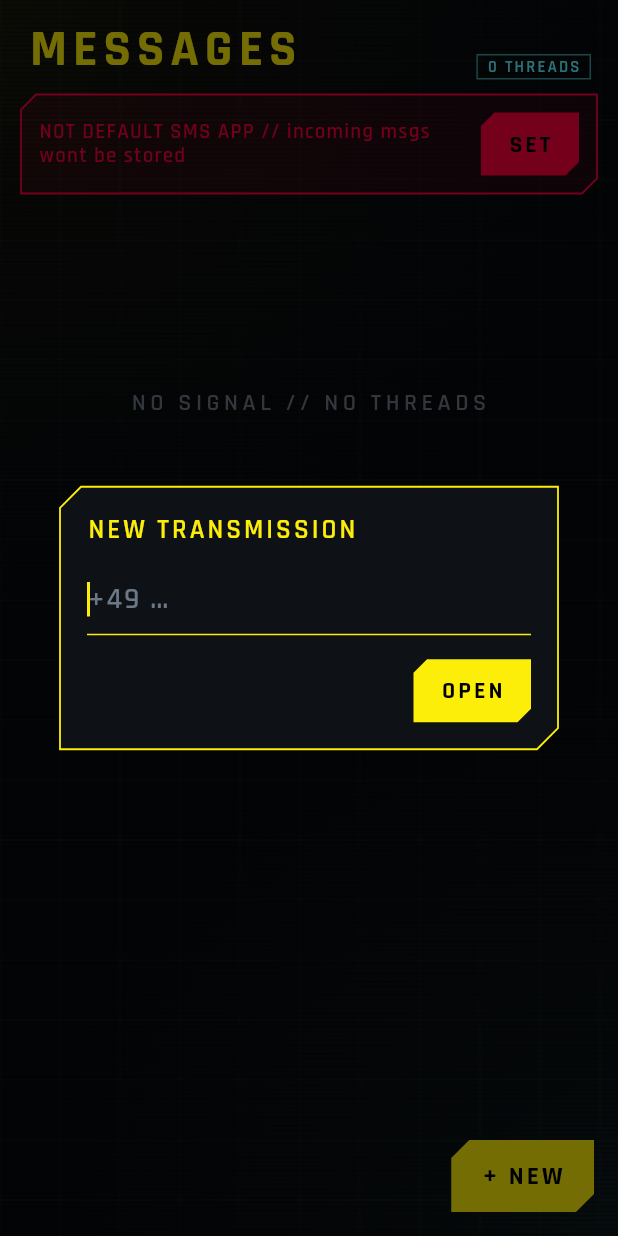
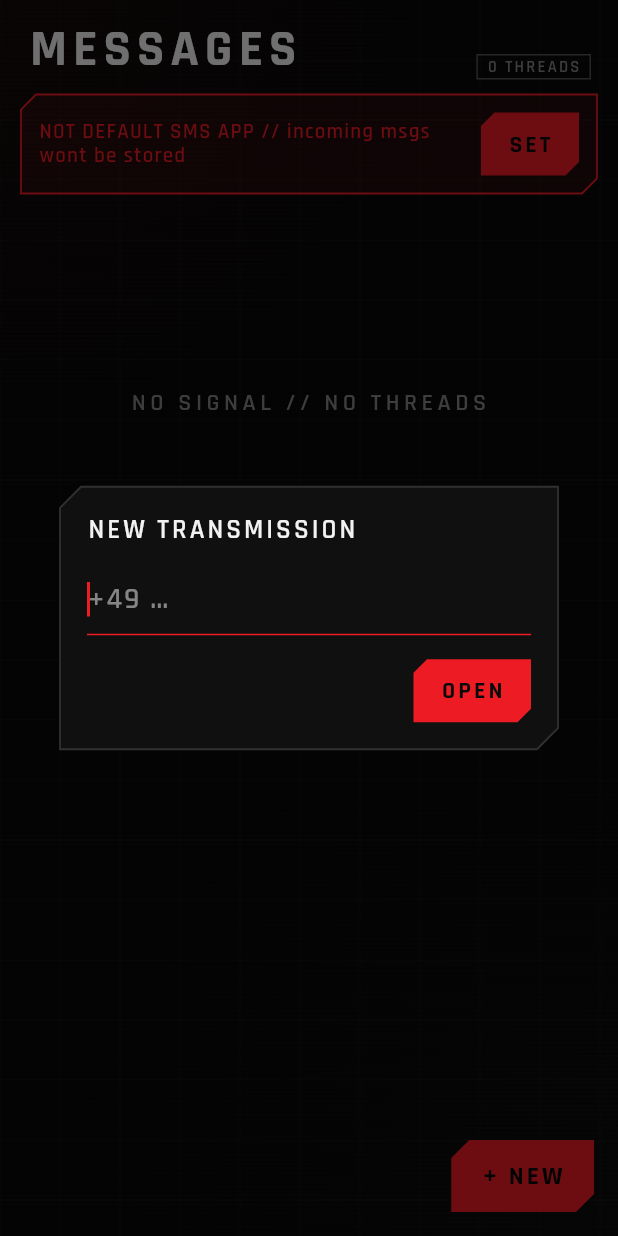
Before and after one commit to shadycyan/relay, a Flutter app: the screen it shows after launch, after a tap on "+ NEW", on a phone screen of 412 x 824 dp. Run offline on Flutter 3.47's test engine with Material 3 defaults, Android fonts, the phone set to English and light mode, and no system bars; our stand-ins replace google_fonts, permission_handler.

Commit message:
style: use monochrome with arasaka red accents

```diff
--- a/lib/cyber.dart
+++ b/lib/cyber.dart
@@ -88,7 +88,7 @@ class CyberButton extends StatelessWidget {
   final VoidCallback onTap;
   final Color color;
   const CyberButton(
-      {super.key, required this.label, required this.onTap, this.color = C.yellow});
+      {super.key, required this.label, required this.onTap, this.color = C.red});
 
   @override
   Widget build(BuildContext context) => GestureDetector(
@@ -100,7 +100,7 @@ class CyberButton extends StatelessWidget {
           tl: true,
           br: true,
           padding: const EdgeInsets.symmetric(horizontal: 18, vertical: 12),
-          child: Text(label, style: hud(16, color: Colors.black, w: FontWeight.w700, ls: 2)),
+          child: Text(label, style: hud(16, color: C.bg, w: FontWeight.w700, ls: 2)),
         ),
       );
 }
@@ -123,12 +123,12 @@ class Avatar extends StatelessWidget {
         height: size,
         child: CyberPanel(
           fill: C.panel2,
-          border: C.cyan.withValues(alpha: .7),
+          border: C.dim.withValues(alpha: .55),
           cut: 8,
           tl: true,
           br: true,
           padding: EdgeInsets.zero,
-          child: Center(child: Text(_initials, style: hud(size * .38, color: C.cyan))),
+          child: Center(child: Text(_initials, style: hud(size * .38, color: C.accent))),
         ),
       );
 }
@@ -136,7 +136,7 @@ class Avatar extends StatelessWidget {
 class HudTag extends StatelessWidget {
   final String text;
   final Color color;
-  const HudTag(this.text, {super.key, this.color = C.cyan});
+  const HudTag(this.text, {super.key, this.color = C.dim});
   @override
   Widget build(BuildContext context) => Container(
         padding: const EdgeInsets.symmetric(horizontal: 6, vertical: 1),
@@ -166,7 +166,7 @@ class _BgPainter extends CustomPainter {
           ..shader = RadialGradient(
                   center: Alignment.topLeft,
                   radius: 1.1,
-                  colors: [C.yellow.withValues(alpha: .07), Colors.transparent])
+                  colors: [C.red.withValues(alpha: .06), Colors.transparent])
               .createShader(Offset.zero & s));
     canvas.drawRect(
         Offset.zero & s,
@@ -174,10 +174,10 @@ class _BgPainter extends CustomPainter {
           ..shader = RadialGradient(
                   center: Alignment.bottomRight,
                   radius: 1.0,
-                  colors: [C.cyan.withValues(alpha: .07), Colors.transparent])
+                  colors: [C.text.withValues(alpha: .025), Colors.transparent])
               .createShader(Offset.zero & s));
     final grid = Paint()
-      ..color = C.cyan.withValues(alpha: .035)
+      ..color = C.text.withValues(alpha: .025)
       ..strokeWidth = 1;
     for (double x = 0; x < s.width; x += 40) {
       canvas.drawLine(Offset(x, 0), Offset(x, s.height), grid);
--- a/lib/main.dart
+++ b/lib/main.dart
@@ -63,9 +63,9 @@ class _GateState extends State<Gate> {
               mainAxisAlignment: MainAxisAlignment.center,
               crossAxisAlignment: CrossAxisAlignment.start,
               children: [
-                Text('RELAY', style: hud(54, color: C.yellow, w: FontWeight.w700, ls: 6)),
+                Text('RELAY', style: hud(54, color: C.text, w: FontWeight.w700, ls: 6)),
                 const SizedBox(height: 6),
-                Text('// SMS CLIENT v0.1', style: hud(16, color: C.cyan, ls: 3)),
+                Text('// SMS CLIENT v0.1', style: hud(16, color: C.red, ls: 3)),
                 const SizedBox(height: 28),
                 Text(
                     'need sms, contacts + notification access to jack in. '
--- a/lib/screens/threads_screen.dart
+++ b/lib/screens/threads_screen.dart
@@ -82,13 +82,13 @@ class _ThreadsScreenState extends State<ThreadsScreen> with WidgetsBindingObserv
         backgroundColor: Colors.transparent,
         child: CyberPanel(
           fill: C.panel,
-          border: C.yellow,
+          border: C.line,
           cut: 14,
           tl: true,
           br: true,
           padding: const EdgeInsets.all(18),
           child: Column(mainAxisSize: MainAxisSize.min, crossAxisAlignment: CrossAxisAlignment.start, children: [
-            Text('NEW TRANSMISSION', style: hud(18, color: C.yellow, ls: 2)),
+            Text('NEW TRANSMISSION', style: hud(18, color: C.text, ls: 2)),
             const SizedBox(height: 12),
             TextField(
               controller: c,
@@ -98,8 +98,8 @@ class _ThreadsScreenState extends State<ThreadsScreen> with WidgetsBindingObserv
               decoration: InputDecoration(
                 hintText: '+49 …',
                 hintStyle: hud(20, color: C.dim),
-                enabledBorder: const UnderlineInputBorder(borderSide: BorderSide(color: C.cyan)),
-                focusedBorder: const UnderlineInputBorder(borderSide: BorderSide(color: C.yellow)),
+                enabledBorder: const UnderlineInputBorder(borderSide: BorderSide(color: C.dim)),
+                focusedBorder: const UnderlineInputBorder(borderSide: BorderSide(color: C.red)),
               ),
             ),
             const SizedBox(height: 16),
@@ -116,7 +116,7 @@ class _ThreadsScreenState extends State<ThreadsScreen> with WidgetsBindingObserv
   Widget _header() => Padding(
         padding: const EdgeInsets.fromLTRB(18, 14, 18, 10),
         child: Row(crossAxisAlignment: CrossAxisAlignment.end, children: [
-          Text('MESSAGES', style: hud(34, color: C.yellow, w: FontWeight.w700, ls: 4)),
+          Text('MESSAGES', style: hud(34, color: C.text, w: FontWeight.w700, ls: 4)),
           const Spacer(),
           HudTag('${threads.length} THREADS'),
         ]),
@@ -154,7 +154,7 @@ class _ThreadsScreenState extends State<ThreadsScreen> with WidgetsBindingObserv
         padding: const EdgeInsets.symmetric(horizontal: 14, vertical: 5),
         child: CyberPanel(
           fill: C.panel,
-          border: unread ? C.yellow.withValues(alpha: .7) : C.line,
+          border: unread ? C.red.withValues(alpha: .7) : C.line,
           glow: unread,
           cut: 10,
           tr: true,
@@ -171,7 +171,10 @@ class _ThreadsScreenState extends State<ThreadsScreen> with WidgetsBindingObserv
                       child: Text(t.title.toUpperCase(),
                           maxLines: 1,
                           overflow: TextOverflow.ellipsis,
-                          style: hud(17, color: unread ? C.yellow : C.text, ls: 1.5))),
+                          style: hud(17,
+                              color: C.text,
+                              w: unread ? FontWeight.w700 : FontWeight.w600,
+                              ls: 1.5))),
                   Text(fmtThreadTime(t.date), style: hud(13, color: C.dim)),
                 ]),
                 const SizedBox(height: 3),
@@ -185,8 +188,8 @@ class _ThreadsScreenState extends State<ThreadsScreen> with WidgetsBindingObserv
                     Container(
                       margin: const EdgeInsets.only(left: 8),
                       padding: const EdgeInsets.symmetric(horizontal: 6),
-                      color: C.yellow,
-                      child: Text('${t.unread}', style: hud(13, color: Colors.black, w: FontWeight.w700)),
+                      color: C.red,
+                      child: Text('${t.unread}', style: hud(13, color: C.bg, w: FontWeight.w700)),
                     ),
                 ]),
               ]),
@@ -200,9 +203,9 @@ class _ThreadsScreenState extends State<ThreadsScreen> with WidgetsBindingObserv
   @override
   Widget build(BuildContext context) => Scaffold(
         floatingActionButton: GestureDetector(
-            onTap: _new, child: CyberPanel(fill: C.yellow, cut: 12, tl: true, br: true,
+            onTap: _new, child: CyberPanel(fill: C.red, cut: 12, tl: true, br: true,
               padding: const EdgeInsets.symmetric(horizontal: 20, vertical: 14),
-              child: Text('+ NEW', style: hud(17, color: Colors.black, w: FontWeight.w700, ls: 2)))),
+              child: Text('+ NEW', style: hud(17, color: C.bg, w: FontWeight.w700, ls: 2)))),
         body: CyberBackground(
           child: SafeArea(
             child: Column(children: [
@@ -210,9 +213,9 @@ class _ThreadsScreenState extends State<ThreadsScreen> with WidgetsBindingObserv
               if (!isDef) _banner(),
               Expanded(
                 child: loading
-                    ? const Center(child: CircularProgressIndicator(color: C.yellow))
+                    ? const Center(child: CircularProgressIndicator(color: C.red))
                     : RefreshIndicator(
-                        color: C.yellow,
+                        color: C.red,
                         backgroundColor: C.panel,
                         onRefresh: _load,
                         child: threads.isEmpty
--- a/lib/theme.dart
+++ b/lib/theme.dart
@@ -2,15 +2,14 @@ import 'package:flutter/material.dart';
 import 'package:google_fonts/google_fonts.dart';
 
 class C {
-  static const bg = Color(0xFF07090C);
-  static const panel = Color(0xFF0E1217);
-  static const panel2 = Color(0xFF151B22);
-  static const yellow = Color(0xFFFCEE09);
-  static const cyan = Color(0xFF5EF6FF);
-  static const red = Color(0xFFFF003C);
-  static const dim = Color(0xFF6B7885);
-  static const text = Color(0xFFE6F1F5);
-  static const line = Color(0xFF1F2933);
+  static const bg = Color(0xFF090909);
+  static const panel = Color(0xFF101010);
+  static const panel2 = Color(0xFF181818);
+  static const red = Color(0xFFED1C24);
+  static const text = Color(0xFFF2F2F2);
+  static const accent = Color(0xFFD4D4D4);
+  static const dim = Color(0xFF858585);
+  static const line = Color(0xFF303030);
 }
 
 TextStyle hud(double size,
@@ -23,7 +22,23 @@ ThemeData buildTheme() {
   return base.copyWith(
     scaffoldBackgroundColor: C.bg,
     colorScheme: const ColorScheme.dark(
-        primary: C.yellow, secondary: C.cyan, surface: C.panel, error: C.red),
+      primary: C.red,
+      onPrimary: C.bg,
+      secondary: C.accent,
+      onSecondary: C.bg,
+      surface: C.panel,
+      onSurface: C.text,
+      error: C.red,
+      onError: C.bg,
+      outline: C.line,
+    ),
+    dividerColor: C.line,
+    textSelectionTheme: const TextSelectionThemeData(
+      cursorColor: C.red,
+      selectionColor: Color(0x55ED1C24),
+      selectionHandleColor: C.red,
+    ),
+    progressIndicatorTheme: const ProgressIndicatorThemeData(color: C.red),
     textTheme: GoogleFonts.rajdhaniTextTheme(base.textTheme)
         .apply(bodyColor: C.text, displayColor: C.text),
   );
```
Also changed, not shown: lib/screens/chat_screen.dart (+12 -10 lines), 6 other files.
